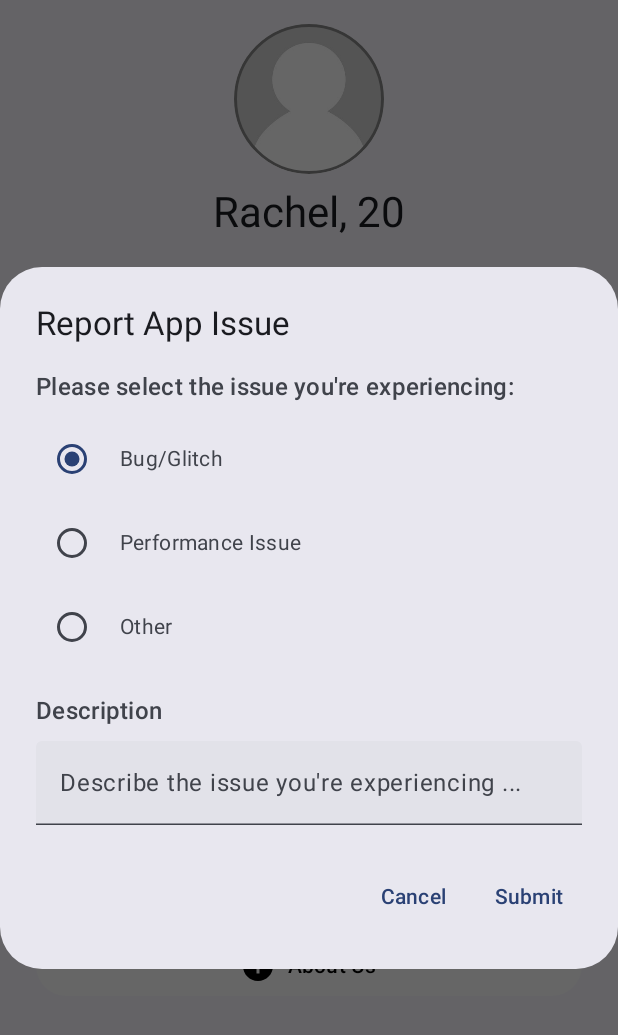
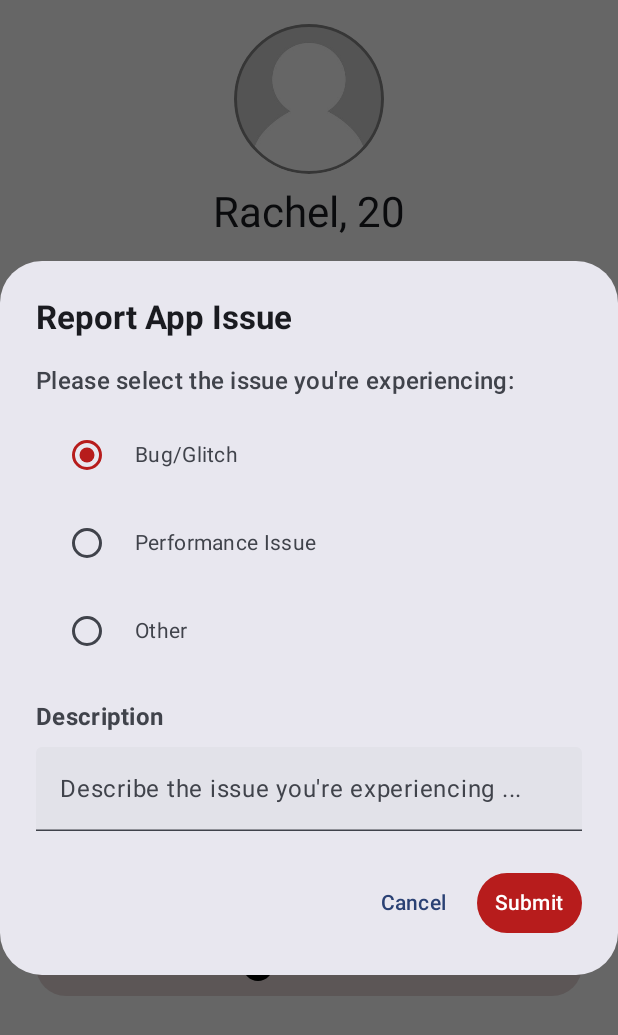
Before and after one commit to NationalWind/TenderUS, an Android app built with Jetpack Compose: the composable ProfileScreen shown on its own in the app's theme, after a tap on "Report App Issue", on a phone screen of 412 x 824 dp. Shown: the top 1035 px of the screen. Run offline under Robolectric (Android 15) with nearby library versions, the phone set to English and light mode, and no system bars.

Commit message:
Update ReportAppIssue

```diff
--- a/client/app/src/main/java/com/hcmus/tenderus/ui/screens/profilesetup/ProfileScreen.kt
+++ b/client/app/src/main/java/com/hcmus/tenderus/ui/screens/profilesetup/ProfileScreen.kt
@@ -1,6 +1,7 @@
 package com.hcmus.tenderus.ui.screens.profilesetup
 
 import androidx.compose.foundation.Image
+import androidx.compose.foundation.background
 import androidx.compose.foundation.border
 import androidx.compose.foundation.clickable
 import androidx.compose.foundation.layout.*
@@ -17,6 +18,7 @@ import androidx.compose.ui.draw.clip
 import androidx.compose.ui.graphics.Color
 import androidx.compose.ui.graphics.vector.ImageVector
 import androidx.compose.ui.res.painterResource
+import androidx.compose.ui.text.font.FontWeight
 import androidx.compose.ui.tooling.preview.Preview
 import androidx.compose.ui.unit.dp
 import androidx.navigation.NavController
@@ -31,6 +33,7 @@ fun ProfileHeader(imageRes: Int, name: String, age: Int) {
         modifier = Modifier
             .fillMaxWidth()
             .padding(16.dp)
+            .background(Color.White)
     ) {
         Image(
             painter = painterResource(id = imageRes),
@@ -98,7 +101,7 @@ fun ProfileButton(text: String, icon: ImageVector, isPrimary: Boolean = false, o
     Button(
         onClick = onClick,
         colors = ButtonDefaults.buttonColors(
-            containerColor = if (isPrimary) Color(0xFFB71C1C) else Color.White,
+            containerColor = if (isPrimary) Color(0xFFB71C1C) else Color(0xFFE7D9D9),
             contentColor = if (isPrimary) Color.White else Color.Black
         ),
         modifier = Modifier
@@ -118,7 +121,11 @@ fun ReportIssueDialog(onDismiss: () -> Unit) {
     AlertDialog(
         onDismissRequest = onDismiss,
         title = {
-            Text(text = "Report App Issue", style = MaterialTheme.typography.titleLarge)
+            Text(
+                text = "Report App Issue",
+                style = MaterialTheme.typography.titleLarge,
+                fontWeight = FontWeight.Bold
+            )
         },
         text = {
             Column {
@@ -130,7 +137,11 @@ fun ReportIssueDialog(onDismiss: () -> Unit) {
                     onOptionSelected = { selectedIssue = it }
                 )
                 Spacer(modifier = Modifier.height(16.dp))
-                Text("Description", style = MaterialTheme.typography.titleMedium)
+                Text(
+                    "Description",
+                    style = MaterialTheme.typography.titleMedium,
+                    fontWeight = FontWeight.Bold
+                )
                 Spacer(modifier = Modifier.height(8.dp))
                 TextField(
                     value = description,
@@ -145,7 +156,11 @@ fun ReportIssueDialog(onDismiss: () -> Unit) {
                 onClick = {
                     // Handle submit feedback
                     onDismiss()
-                }
+                },
+                colors = ButtonDefaults.buttonColors(
+                    containerColor = Color(0xFFB71C1C),
+                    contentColor = MaterialTheme.colorScheme.onPrimary
+                )
             ) {
                 Text("Submit")
             }
@@ -170,12 +185,16 @@ fun RadioButtonGroup(
                 verticalAlignment = Alignment.CenterVertically,
                 modifier = Modifier
                     .fillMaxWidth()
-                    .padding(vertical = 4.dp)
+                    .padding(vertical = 5.dp)
+                    .padding(horizontal = 10.dp)
                     .clickable { onOptionSelected(option) }
             ) {
                 RadioButton(
                     selected = option == selectedOption,
-                    onClick = { onOptionSelected(option) }
+                    onClick = { onOptionSelected(option) },
+                    colors = RadioButtonDefaults.colors(
+                            selectedColor = Color(0xFFB71C1C),
+                    )
                 )
                 Spacer(modifier = Modifier.width(8.dp))
                 Text(text = option)
@@ -187,11 +206,17 @@ fun RadioButtonGroup(
 @Composable
 fun ProfileScreen(navController: NavController) {
     Scaffold(
+        containerColor = Color.White
     ) { paddingValues ->
+        Box(
+            modifier = Modifier
+                .fillMaxSize()
+                .background(Color.White)
+                .padding(paddingValues)
+        ) {
             Column(
                 modifier = Modifier
                     .fillMaxSize()
-                .padding(paddingValues)
                     .verticalScroll(rememberScrollState()),
                 horizontalAlignment = Alignment.CenterHorizontally
             ) {
@@ -204,6 +229,7 @@ fun ProfileScreen(navController: NavController) {
             }
         }
     }
+}
 
 @Composable
 @Preview(showBackground = true)
```
Lines whose indentation alone changed are shown as unchanged.
